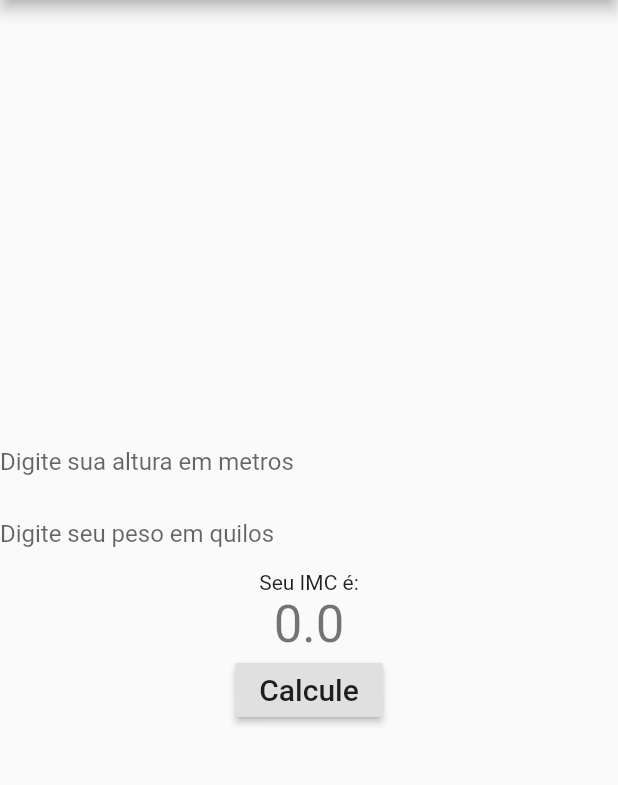
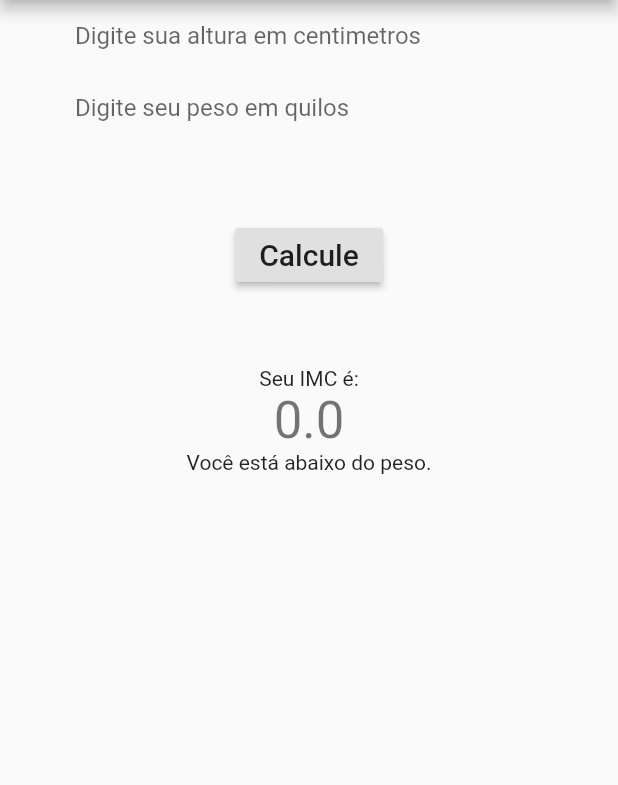
Before and after one commit to patrickodev/calculadora_imc, a Flutter app: the screen it shows after launch, on a phone screen of 412 x 824 dp, the part 84-869 px from its top. Run offline on Flutter 3.47's test engine with Material 2 defaults, Android fonts, the phone set to English and light mode, and no system bars.

Commit message:
Update main.dart

```diff
--- a/lib/main.dart
+++ b/lib/main.dart
@@ -11,19 +11,9 @@ class MyApp extends StatelessWidget {
     return MaterialApp(
       title: 'Calculadora IMC',
       theme: ThemeData(
-        // This is the theme of your application.
-        //
-        // Try running your application with "flutter run". You'll see the
-        // application has a blue toolbar. Then, without quitting the app, try
-        // changing the primarySwatch below to Colors.green and then invoke
-        // "hot reload" (press "r" in the console where you ran "flutter run",
-        // or simply save your changes to "hot reload" in a Flutter IDE).
-        // Notice that the counter didn't reset back to zero; the application
-        // is not restarted.
+
         primarySwatch: Colors.blue,
-        // This makes the visual density adapt to the platform that you run
-        // the app on. For desktop platforms, the controls will be smaller and
-        // closer together (more dense) than on mobile platforms.
+
         visualDensity: VisualDensity.adaptivePlatformDensity,
       ),
       home: MyHomePage(title: 'Calculadora IMC'),
@@ -33,15 +23,6 @@ class MyApp extends StatelessWidget {
 
 class MyHomePage extends StatefulWidget {
   MyHomePage({Key key, this.title}) : super(key: key);
-
-  // This widget is the home page of your application. It is stateful, meaning
-  // that it has a State object (defined below) that contains fields that affect
-  // how it looks.
-
-  // This class is the configuration for the state. It holds the values (in this
-  // case the title) provided by the parent (in this case the App widget) and
-  // used by the build method of the State. Fields in a Widget subclass are
-  // always marked "final".
 
   final String title;
 
@@ -53,65 +34,58 @@ class _MyHomePageState extends State<MyHomePage> {
   double _IMC = 0.0;
   double altura = 0.0;
   double peso = 0.0;
-/*
-  get alturaController => null;
-  get pesoController => null;
-*/
+
+
   void _calcIMC(double p, double a) {
     setState(() {
-      // This call to setState tells the Flutter framework that something has
-      // changed in this State, which causes it to rerun the build method below
-      // so that the display can reflect the updated values. If we changed
-      // _counter without calling setState(), then the build method would not be
-      // called again, and so nothing would appear to happen.
-      _IMC = p / (a*a);
+      _IMC = p / (a*a/1000);
     });
+  }
+  String _text(double i) {
+
+      if(i < 18.5){
+        return 'Você está abaixo do peso.';
+      }
+      else if(i >= 18.5 && i < 25.0){
+        return 'Seu peso está normal.';
+      }
+      else if(i >= 25.0 && i < 30.0){
+        return 'Você está com pré-obesidade.';
+      }
+      else if(i >= 30.0 && i < 35.0){
+        return 'Você está com obesidade grau I.';
+      }
+      else if(i >= 35.0 && i < 40.0){
+        return 'Você está com obesidade grau II.';
+      }
+      else if(i >= 40.0) {
+        return 'Você está com obesidade grau III.';
+      }
   }
 
   @override
   Widget build(BuildContext context) {
-    // This method is rerun every time setState is called, for instance as done
-    // by the _incrementCounter method above.
-    //
-    // The Flutter framework has been optimized to make rerunning build methods
-    // fast, so that you can just rebuild anything that needs updating rather
-    // than having to individually change instances of widgets.
+
     return Scaffold(
       appBar: AppBar(
-        // Here we take the value from the MyHomePage object that was created by
-        // the App.build method, and use it to set our appbar title.
+
         title: Text(widget.title),
       ),
       body: Center(
-        // Center is a layout widget. It takes a single child and positions it
-        // in the middle of the parent.
+
         child: Column(
-          // Column is also a layout widget. It takes a list of children and
-          // arranges them vertically. By default, it sizes itself to fit its
-          // children horizontally, and tries to be as tall as its parent.
-          //
-          // Invoke "debug painting" (press "p" in the console, choose the
-          // "Toggle Debug Paint" action from the Flutter Inspector in Android
-          // Studio, or the "Toggle Debug Paint" command in Visual Studio Code)
-          // to see the wireframe for each widget.
-          //
-          // Column has various properties to control how it sizes itself and
-          // how it positions its children. Here we use mainAxisAlignment to
-          // center the children vertically; the main axis here is the vertical
-          // axis because Columns are vertical (the cross axis would be
-          // horizontal).
-          mainAxisAlignment: MainAxisAlignment.center,
+          mainAxisAlignment: MainAxisAlignment.start,
           children: <Widget>[
-          TextField(
+          Padding(padding: EdgeInsets.symmetric(horizontal: 50), child: TextField(keyboardType: TextInputType.number,
             onChanged: (text){
               altura = double.parse(text);
             },
-              decoration: InputDecoration(
+            decoration: InputDecoration(
                 border: InputBorder.none,
-                hintText: 'Digite sua altura em metros'
-              ),
-          ),
-          TextField(
+                hintText: 'Digite sua altura em centimetros'
+            ),
+          ),),
+          Padding(padding: EdgeInsets.symmetric(horizontal: 50), child:TextField(keyboardType: TextInputType.number,
               onChanged: (text){
                 peso = double.parse(text);
               },
@@ -119,7 +93,14 @@ class _MyHomePageState extends State<MyHomePage> {
                 border: InputBorder.none,
                 hintText: 'Digite seu peso em quilos'
               ),
-          ),
+          ),),
+          Padding(padding: EdgeInsets.symmetric(vertical: 50), child:RaisedButton(
+                onPressed: ()=> _calcIMC(peso, altura),
+                child: Text(
+                    'Calcule',
+                    style: TextStyle(fontSize: 20)
+                )
+            ),),
             Text(
               'Seu IMC é:',
             ),
@@ -127,13 +108,9 @@ class _MyHomePageState extends State<MyHomePage> {
               '$_IMC',
               style: Theme.of(context).textTheme.headline4,
             ),
-            RaisedButton(
-              onPressed: ()=> _calcIMC(peso, altura),
-              child: Text(
-              'Calcule',
-              style: TextStyle(fontSize: 20)
-              )
-          ),
+            Text(
+                _text(_IMC),
+            ),
           ],
         ),
       ),
```
